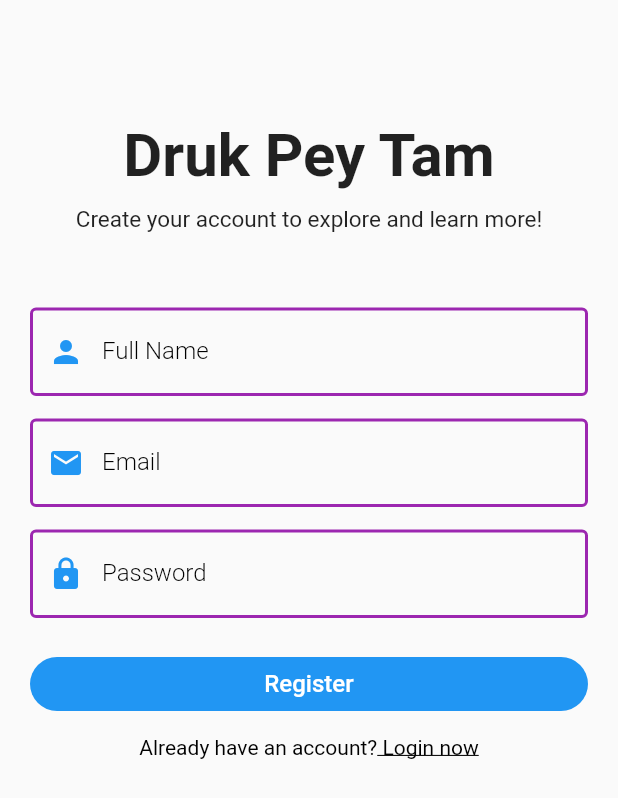
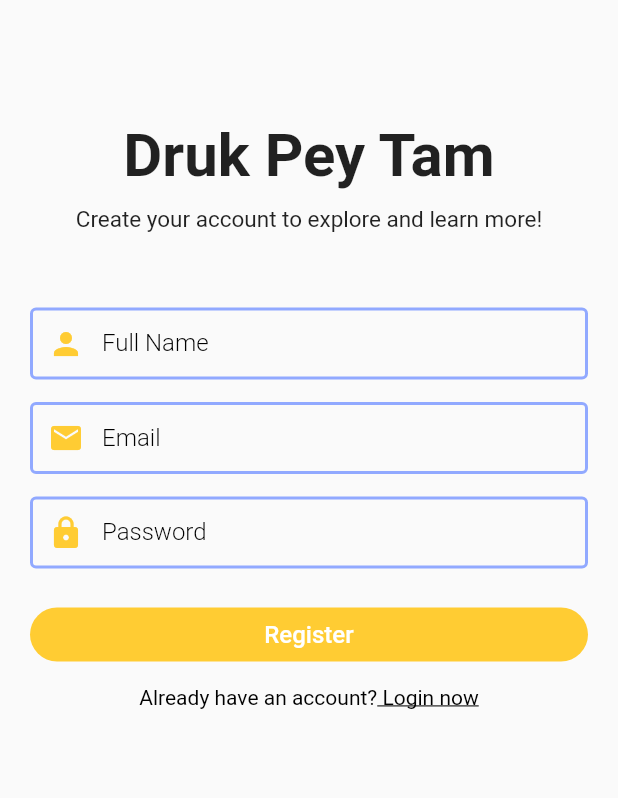
Before and after one commit to namgay33/fyp-working-code, a Flutter app: the RegisterPage screen opened directly, on a phone screen of 412 x 824 dp. Shown: the top 798 px of the screen. Run offline on Flutter 3.47's test engine with Material 2 defaults, Android fonts, the phone set to English and light mode, and no system bars; our stand-ins replace audioplayers, cloud_firestore, firebase_auth, firebase_core, shared_preferences; accounts and stored records are empty; network calls fail.

Commit message:
changed in rank to levels

```diff
--- a/lib/pages/auth/register_page.dart
+++ b/lib/pages/auth/register_page.dart
@@ -63,11 +63,12 @@ class _RegisterPageState extends State<RegisterPage> {
                         // ),
                         // const SizedBox(height: 50),
                         TextFormField(
+                          style: const TextStyle(height: 0.5),
                           decoration: textInputDecoration.copyWith(
                             labelText: "Full Name",
-                            prefixIcon: Icon(
+                            prefixIcon: const Icon(
                               Icons.person,
-                              color: Theme.of(context).primaryColor,
+                              color: Color(0xFFFFCC33),
                             ),
                           ),
                           onChanged: (value) {
@@ -87,11 +88,12 @@ class _RegisterPageState extends State<RegisterPage> {
                           height: 15,
                         ),
                         TextFormField(
+                          style: const TextStyle(height: 0.5),
                           decoration: textInputDecoration.copyWith(
                             labelText: "Email",
-                            prefixIcon: Icon(
+                            prefixIcon: const Icon(
                               Icons.email,
-                              color: Theme.of(context).primaryColor,
+                              color: Color(0xFFFFCC33),
                             ),
                           ),
                           onChanged: (value) {
@@ -109,12 +111,13 @@ class _RegisterPageState extends State<RegisterPage> {
                         ),
                         const SizedBox(height: 15),
                         TextFormField(
+                          style: const TextStyle(height: 0.5),
                           obscureText: true,
                           decoration: textInputDecoration.copyWith(
                             labelText: "Password",
-                            prefixIcon: Icon(
+                            prefixIcon: const Icon(
                               Icons.lock,
-                              color: Theme.of(context).primaryColor,
+                              color: Color(0xFFFFCC33),
                             ),
                           ),
                           validator: (value) {
@@ -137,7 +140,7 @@ class _RegisterPageState extends State<RegisterPage> {
                           width: double.infinity,
                           child: ElevatedButton(
                             style: ElevatedButton.styleFrom(
-                              backgroundColor: Theme.of(context).primaryColor,
+                              backgroundColor: const Color(0xFFFFCC33),
                               elevation: 0,
                               shape: RoundedRectangleBorder(
                                 borderRadius: BorderRadius.circular(30),
--- a/lib/pages/home/detailed_screen.dart
+++ b/lib/pages/home/detailed_screen.dart
@@ -48,7 +48,7 @@ class _DetailScreenState extends State<DetailScreen> {
                     ),
                   ),
                   IconButton(
-                    icon: const Icon(Icons.mic_sharp),
+                    icon: const Icon(Icons.volume_up),
                     onPressed: () async {
                       await audioPlayer.play(UrlSource(widget.audio));
                       debugPrint(widget.audio);
--- a/lib/pages/home/home_main.dart
+++ b/lib/pages/home/home_main.dart
@@ -4,9 +4,9 @@ import 'package:first_app/service/auth_service.dart';
 import 'package:flutter/material.dart';
 
 import '../categories/categories.dart';
+import '../levels/level_cards.dart';
 import 'home_page.dart';
 import '../favorite/favorite.dart';
-import '../rank/rank_main.dart';
 
 class HomePage extends StatefulWidget {
   const HomePage({super.key});
@@ -28,8 +28,8 @@ class _HomePageState extends State<HomePage> {
       dzongkhaText: '',
       image: '',
     ),
+    LevelsHome(),
     Categories(),
-    RankHome(),
     Favorite(),
   ];
 
@@ -107,7 +107,7 @@ class _HomePageState extends State<HomePage> {
           ),
           NavigationDestination(
             icon: Icon(Icons.category),
-            label: "Category",
+            label: "Level",
           ),
           NavigationDestination(
             icon: Icon(Icons.bar_chart),
--- a/lib/pages/home/home_page.dart
+++ b/lib/pages/home/home_page.dart
@@ -97,7 +97,7 @@ class _HomeState extends State<Home> {
                                   ),
                                 ),
                                 IconButton(
-                                  icon: const Icon(Icons.mic_sharp),
+                                  icon: const Icon(Icons.volume_up),
                                   onPressed: () async {
                                     await audioPlayer.play(UrlSource(
                                         _outerValues[index]['audio']));
--- a/lib/pages/rank/rank_main.dart
+++ /dev/null
@@ -1,44 +0,0 @@
-import 'package:first_app/pages/rank/rank.dart';
-import 'package:flutter/material.dart';
-
-import '../../helper/helper_function.dart';
-import '../auth/login_page.dart';
-import '../../shared/constant.dart';
-
-class RankHome extends StatefulWidget {
-  const RankHome({super.key});
-
-  @override
-  State<RankHome> createState() => _RankHomeState();
-}
-
-class _RankHomeState extends State<RankHome> {
-  bool _isSignedIn = false;
-  @override
-  void initState() {
-    super.initState();
-    getUserLoggedInStatus();
-  }
-
-  getUserLoggedInStatus() async {
-    await HelperFunctions.getUserLoggedInStatus().then((value) {
-      if (value != null) {
-        setState(() {
-          _isSignedIn = value;
-        });
-      }
-    });
-  }
-
-  @override
-  Widget build(BuildContext context) {
-    return MaterialApp(
-      debugShowCheckedModeBanner: false,
-      theme: ThemeData(
-        primaryColor: Constants().primaryColor,
-        scaffoldBackgroundColor: Colors.white,
-      ),
-      home: _isSignedIn ? const Rank() : const LoginPage(),
-    );
-  }
-}
--- a/lib/shared/constant.dart
+++ b/lib/shared/constant.dart
@@ -12,5 +12,6 @@ class Constants {
   static String authDomain = 'paytam-490fa.firebaseapp.com';
   static String measurementId = 'G-0KBGM51WV2';
 
-  final primaryColor = const Color(0xFFee7b64);
+  // final primaryColor = const Color(0xFFee7b64);
+  final primaryColor = const Color(0xFFFFCC33);
 }
--- a/lib/widgets/widget.dart
+++ b/lib/widgets/widget.dart
@@ -1,12 +1,14 @@
 import 'package:flutter/material.dart';
 
 const textInputDecoration = InputDecoration(
+
+
   labelStyle: TextStyle(color: Colors.black, fontWeight: FontWeight.w300),
   focusedBorder: OutlineInputBorder(
     borderSide: BorderSide(color: Colors.blue, width: 2),
   ),
   enabledBorder: OutlineInputBorder(
-    borderSide: BorderSide(color: Colors.purple, width: 2),
+    borderSide: BorderSide(color: Color.fromARGB(255, 145, 169, 255), width: 2),
   ),
   errorBorder: OutlineInputBorder(
     borderSide: BorderSide(color: Colors.red, width: 2),
```
Also changed, not shown: lib/pages/auth/login_page.dart (+10 -8 lines), lib/pages/levels/level_cards.dart (added, +68 -0 lines), lib/pages/levels/level_main.dart (added, +44 -0 lines), lib/pages/levels/quiz.dart (added, +12 -0 lines), lib/pages/rank/quiz.dart (deleted, +0 -19 lines), lib/pages/rank/rank.dart (deleted, +0 -32 lines).
